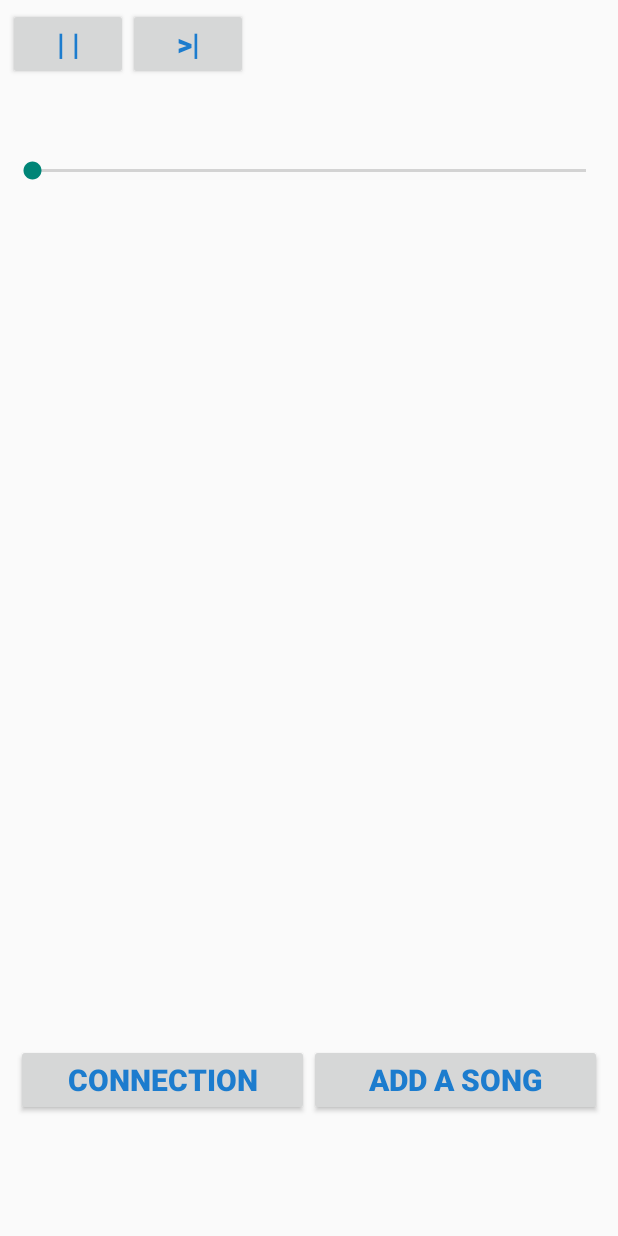
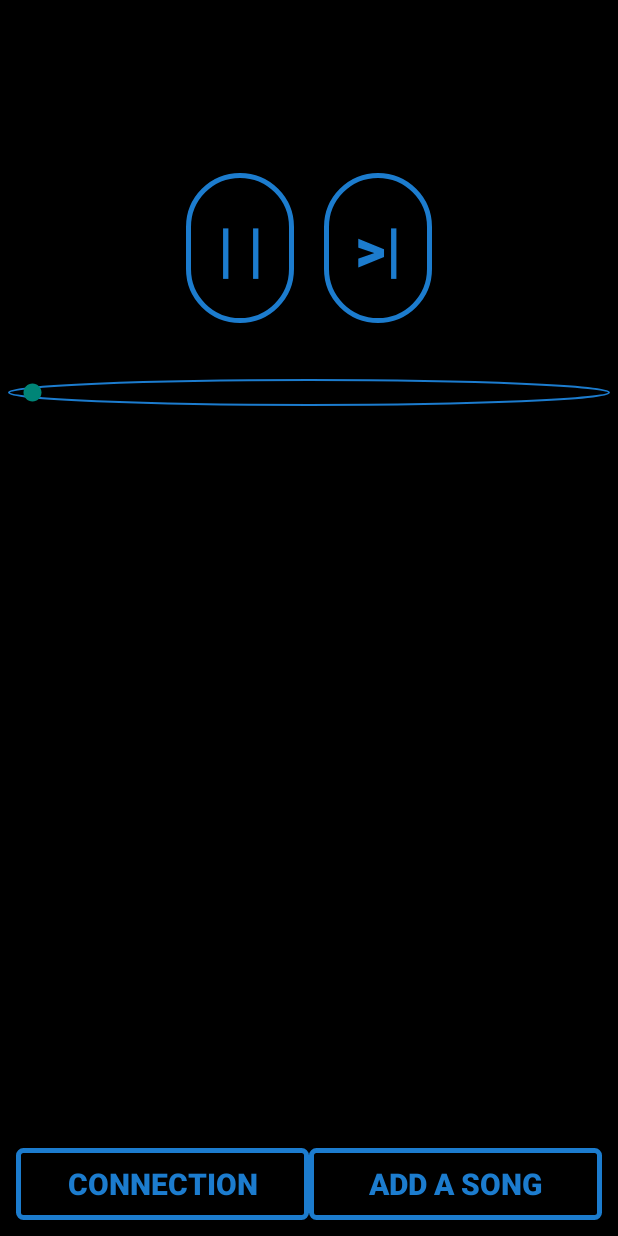
Before and after one commit to clementf/vibz, an Android app: the screen it shows after launch (MenuActivity), on a phone screen of 412 x 824 dp. Run offline under Robolectric (Android 15) with nearby library versions, the phone set to English and light mode, and no system bars; 2 statements that could not run were skipped.

Commit message:
Rebuilt design interface

```diff
--- a/app/src/main/AndroidManifest.xml
+++ b/app/src/main/AndroidManifest.xml
@@ -26,7 +26,8 @@
 
         <activity
             android:name=".ChooseCategoryActivity"
-            android:label="Vibz - Choose your song" />
+            android:label="Vibz - Choose your song"
+            />
         <activity
             android:name=".ListCategoryActivity"
             android:label="Vibz - Choose your song" />
--- /dev/null
+++ b/app/src/main/res/drawable/button_circle.xml
@@ -0,0 +1,27 @@
+<?xml version="1.0" encoding="utf-8"?>
+<shape xmlns:android="http://schemas.android.com/apk/res/android"
+    android:shape="rectangle" >
+    <corners
+        android:topLeftRadius="100dp"
+        android:topRightRadius="100dp"
+        android:bottomLeftRadius="100dp"
+        android:bottomRightRadius="100dp"
+        />
+    <solid
+        android:color="@color/black_100_opacity"
+        />
+    <padding
+        android:left="0dp"
+        android:top="0dp"
+        android:right="0dp"
+        android:bottom="0dp"
+        />
+    <size
+        android:width="100dp"
+        android:height="100dp"
+        />
+    <stroke
+        android:width="3dp"
+        android:color="@color/blue_text"
+        />
+</shape>
--- /dev/null
+++ b/app/src/main/res/drawable/button_shape.xml
@@ -0,0 +1,9 @@
+<?xml version="1.0" encoding="utf-8"?>
+<shape xmlns:android="http://schemas.android.com/apk/res/android"
+    android:shape="rectangle">
+    <gradient android:startColor="@color/black_100_opacity"
+        android:endColor="@color/black_100_opacity"
+        android:angle="270" />
+    <corners android:radius="3dp" />
+    <stroke android:width="5px" android:color="@color/blue_text" />
+</shape>
--- /dev/null
+++ b/app/src/main/res/drawable/seekbar_shape.xml
@@ -0,0 +1,15 @@
+<shape
+    xmlns:android="http://schemas.android.com/apk/res/android"
+    android:shape="oval">
+    <size
+        android:width="20dip"
+        android:height="20dip" />
+    <stroke
+        android:width="1dip"
+        android:color="@color/blue_text" />
+    <gradient
+        android:startColor="@color/black_100_opacity"
+        android:endColor="@color/black_100_opacity"
+        android:angle="270"
+        android:type="linear" />
+</shape>
--- a/app/src/main/res/layout-ldltr/menu.xml
+++ b/app/src/main/res/layout-ldltr/menu.xml
@@ -3,29 +3,72 @@
     android:orientation="vertical"
     android:layout_width="wrap_content"
     android:layout_height="fill_parent"
-    android:weightSum="1"
+    android:weightSum="100"
     android:padding="5dp"
+    android:background="@color/black_100_opacity"
     >
 
 
     <LinearLayout
         android:layout_width="fill_parent"
         android:layout_height="wrap_content"
-        android:layout_weight="0.05"
+        android:orientation="vertical"
+        android:layout_weight="0.1">
+
+        <TextView
+            android:id="@+id/firstsong_title"
+            android:layout_width="fill_parent"
+            android:layout_height="wrap_content"
+            android:textColor="#FF1C7CCE"
+            android:textSize="20sp"
+            android:gravity="center"
+            android:textStyle="bold"
+            android:text=""/>
+
+        <TextView
+            android:id="@+id/firstsong_artist"
+            android:layout_width="fill_parent"
+            android:layout_height="wrap_content"
+            android:textColor="#FF1C7CCE"
+            android:textSize="18sp"
+            android:gravity="center"
+            android:text=""/>
+
+        <TextView
+            android:id="@+id/firstsong_duration"
+            android:layout_width="fill_parent"
+            android:layout_height="wrap_content"
+            android:textColor="#FF1C7CCE"
+            android:textSize="15sp"
+            android:gravity="center"
+            android:text=""/>
+
+    </LinearLayout>
+
+
+    <LinearLayout
+        android:layout_width="match_parent"
+        android:layout_height="wrap_content"
+        android:layout_weight="10"
+        android:gravity="center"
         android:weightSum="1">
+
 
         <Button
             android:id="@+id/pause_play_song"
             android:layout_width="0dp"
             android:layout_height="wrap_content"
             android:layout_weight="0.2"
+            android:layout_margin="10dp"
             android:onClick="onPausePlaySong"
             android:text="| |"
             android:textAllCaps="true"
             android:textColor="#FF1C7CCE"
-            android:textSize="20sp"
+            android:textSize="40sp"
             android:textStyle="bold"
+            android:layout_gravity="center_vertical|center_horizontal"
             android:clickable="true"
+            android:background="@drawable/button_circle"
             />
         <Button
             android:id="@+id/next_song"
@@ -33,40 +76,49 @@
             android:layout_height="wrap_content"
             android:layout_weight="0.2"
             android:onClick="onNextSong"
+            android:layout_margin="10dp"
+            android:layout_gravity="center_vertical|center_horizontal"
             android:text=">|"
             android:textAllCaps="true"
             android:textColor="#FF1C7CCE"
-            android:textSize="20sp"
+            android:textSize="40sp"
             android:textStyle="bold"
             android:clickable="true"
+            android:background="@drawable/button_circle"
             />
+
     </LinearLayout>
 
     <LinearLayout
+        android:orientation="horizontal"
         android:layout_width="fill_parent"
         android:layout_height="wrap_content"
-        android:layout_weight="0.05"
+        android:layout_weight='10'
         android:weightSum="1"
         >
-    <SeekBar
-        android:layout_width="fill_parent"
-        android:layout_height="fill_parent"
-        android:id="@+id/musicProgress"
-        android:layout_weight="0.95"
-         />
         <TextView
             android:id="@+id/song_progress_text"
             android:layout_width="wrap_content"
             android:layout_height="wrap_content"
-            android:layout_weight="0.05"
-            android:text="" />
+            android:text=""
+            android:layout_weight="0.1"
+            android:textColor="#FF1C7CCE"
+            />
+    <SeekBar
+        android:layout_width="fill_parent"
+        android:layout_height="wrap_content"
+        android:id="@+id/musicProgress"
+        android:layout_weight="0.9"
+        android:background="@drawable/seekbar_shape"
+         />
+
     </LinearLayout>
 
     <ListView
         android:id="@+id/playlist"
         android:layout_width="fill_parent"
         android:layout_height="wrap_content"
-        android:layout_weight="0.8"
+        android:layout_weight="80"
         >
 
     </ListView>
@@ -75,6 +127,7 @@
         android:orientation="horizontal"
         android:layout_width="fill_parent"
         android:layout_height="wrap_content"
+        android:layout_weight="10"
         android:weightSum="1"
         android:padding="5dp">
     <Button
@@ -90,6 +143,7 @@
         android:textSize="20sp"
         android:textStyle="bold"
         android:clickable="true"
+        android:background="@drawable/button_shape"
         />
     <Button
         android:id="@+id/add_song"
@@ -103,6 +157,7 @@
         android:textColor="#FF1C7CCE"
         android:textSize="20sp"
         android:textStyle="bold"
+        android:background="@drawable/button_shape"
         android:clickable="true" />
 
 
--- a/app/src/main/res/layout/activity_search.xml
+++ b/app/src/main/res/layout/activity_search.xml
@@ -1,6 +1,7 @@
 <RelativeLayout xmlns:android="http://schemas.android.com/apk/res/android"
     xmlns:tools="http://schemas.android.com/tools" android:layout_width="match_parent"
     android:layout_height="match_parent"
+    android:textColor="#FF1C7CCE"
     tools:context="com.vibz.vibz.SearchActivity">
 
 
--- a/app/src/main/res/layout/artist_album_genre.xml
+++ b/app/src/main/res/layout/artist_album_genre.xml
@@ -2,6 +2,7 @@
     android:layout_width="fill_parent"
     android:layout_height="wrap_content"
     android:orientation="vertical"
+    android:background="@color/black_100_opacity"
     android:padding="0dp">
 
     <TextView
@@ -9,6 +10,7 @@
         android:layout_width="fill_parent"
         android:layout_height="wrap_content"
         android:textAllCaps="true"
+        android:background="@color/black_100_opacity"
         android:textColor="#FF1C7CCE"
         android:textSize="20sp"
         android:textStyle="bold" />
--- a/app/src/main/res/layout/item_list.xml
+++ b/app/src/main/res/layout/item_list.xml
@@ -2,8 +2,8 @@
     xmlns:tools="http://schemas.android.com/tools"
     android:layout_width="fill_parent"
     android:layout_height="fill_parent"
-    android:background="#FFF9F9F9"
     android:orientation="vertical"
+    android:background="@color/black_100_opacity"
     tools:context=".chooseActivity">
     <include
         android:id="@+id/toolbar"
--- a/app/src/main/res/layout/list_category.xml
+++ b/app/src/main/res/layout/list_category.xml
@@ -2,6 +2,7 @@
     android:layout_width="fill_parent"
     android:layout_height="fill_parent"
     android:orientation="vertical"
+    android:background="@color/black_100_opacity"
     android:padding="0dp">
     <include
         android:id="@+id/toolbar"
--- a/app/src/main/res/layout/search_bar.xml
+++ b/app/src/main/res/layout/search_bar.xml
@@ -3,6 +3,7 @@
     xmlns:android="http://schemas.android.com/apk/res/android"
     android:layout_width="match_parent"
     android:layout_height="match_parent"
+    android:background="@color/black_100_opacity"
     android:orientation="horizontal">
 
     <EditText
--- a/app/src/main/res/layout/toolbar.xml
+++ b/app/src/main/res/layout/toolbar.xml
@@ -4,6 +4,7 @@
     android:layout_width="match_parent"
     android:layout_height="wrap_content"
     android:elevation="4dp"
-    android:background="@color/colorPrimary">
+    android:textColor="#FF1C7CCE"
+    android:background="@color/black_100_opacity">
 
 </android.support.v7.widget.Toolbar>
```
Also changed, not shown: app/src/main/java/com/vibz/vibz/MenuActivity.java (+18 -1 lines), app/src/main/java/com/vibz/vibz/SongAdapter.java (+6 -11 lines), app/src/main/res/values/colors.xml (+47 -2 lines), app/src/main/res/drawable/ic_close_search.png, app/src/main/res/drawable/ic_open_search.png.
